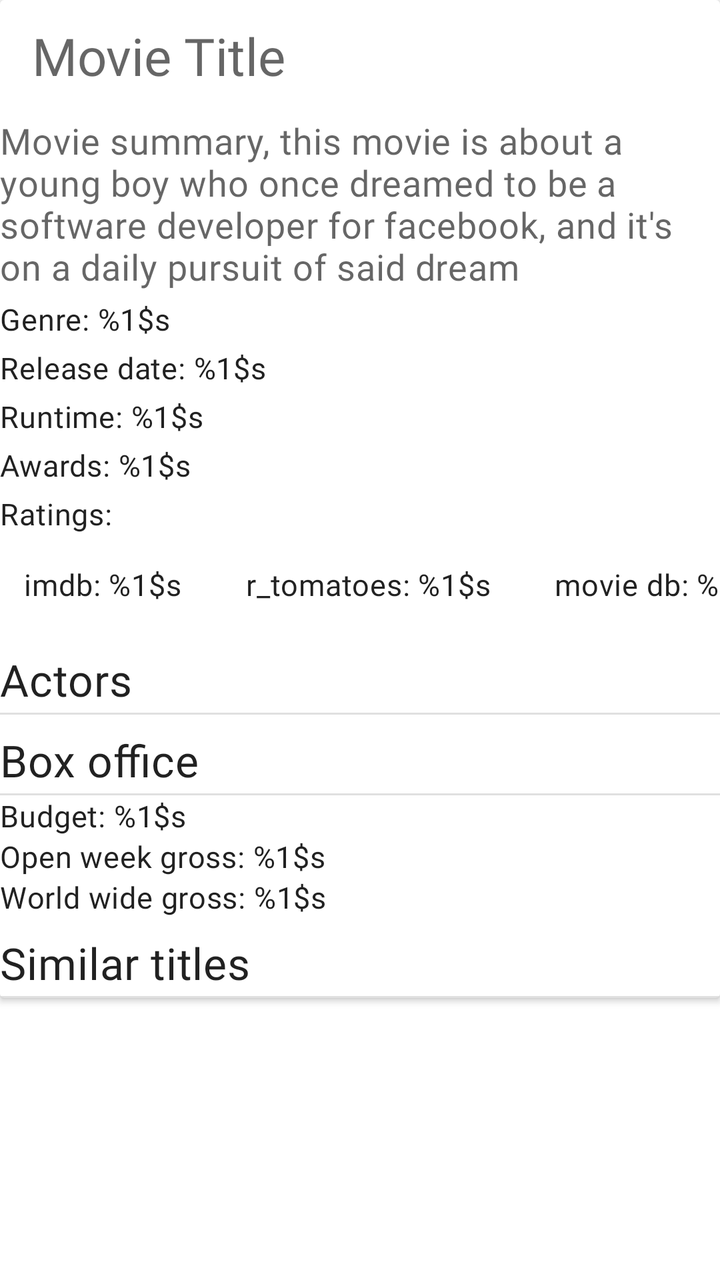
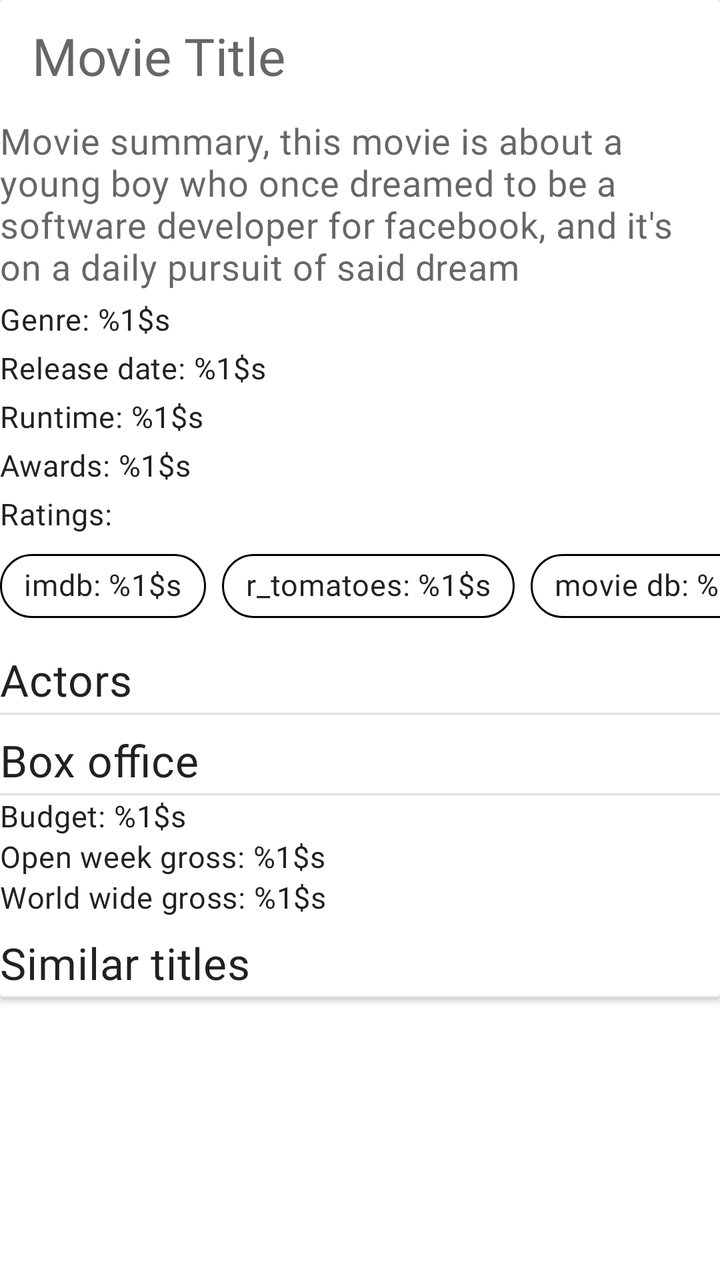

Before-and-after screenshots of an Android layout around one commit, followed by the original layout XML and the change that was made.
<!-- AndroidManifest.xml: another module's application theme Theme.ECatalogs -->
<!-- res/layout/fragment_movie_details.xml -->
<?xml version="1.0" encoding="utf-8"?>
<androidx.core.widget.NestedScrollView xmlns:android="http://schemas.android.com/apk/res/android"
    xmlns:app="http://schemas.android.com/apk/res-auto"
    xmlns:tools="http://schemas.android.com/tools"
    android:layout_width="match_parent"
    android:layout_height="match_parent"
    android:layout_margin="@dimen/eight_dimen">

    <androidx.cardview.widget.CardView
        android:layout_width="match_parent"
        android:layout_height="wrap_content">

        <LinearLayout
            android:layout_width="match_parent"
            android:layout_height="match_parent"
            android:orientation="vertical"
            android:showDividers="none">

            <androidx.appcompat.widget.Toolbar
                android:id="@+id/toolbar"
                android:layout_width="match_parent"
                android:layout_height="wrap_content"
                app:layout_collapseMode="none">

                <TextView
                    android:id="@+id/movie_title"
                    android:layout_width="match_parent"
                    android:layout_height="wrap_content"
                    android:layout_gravity="center"
                    android:hint="@string/movie_title"
                    android:textAppearance="?attr/textAppearanceHeadline5" />

            </androidx.appcompat.widget.Toolbar>

            <androidx.recyclerview.widget.RecyclerView
                android:id="@+id/list_images"
                android:layout_width="match_parent"
                android:layout_height="wrap_content"
                tools:listitem="@layout/image_entry" />

            <com.google.android.material.textview.MaterialTextView
                android:id="@+id/movie_summary"
                android:layout_width="match_parent"
                android:layout_height="wrap_content"
                android:layout_marginVertical="@dimen/two_dimen"
                android:hint="@string/movie_summary"
                android:textAppearance="?attr/textAppearanceBody2"
                android:textSize="18sp" />

            <com.google.android.material.textview.MaterialTextView
                android:id="@+id/movie_genres"
                android:layout_width="match_parent"
                android:layout_height="wrap_content"
                android:layout_marginVertical="@dimen/two_dimen"
                android:text="@string/genres"
                android:textAppearance="?attr/textAppearanceBody2" />

            <com.google.android.material.textview.MaterialTextView
                android:id="@+id/movie_publication_date"
                android:layout_width="wrap_content"
                android:layout_height="wrap_content"
                android:layout_marginVertical="@dimen/two_dimen"
                android:text="@string/release_date"
                android:textAppearance="?attr/textAppearanceBody2" />

            <com.google.android.material.textview.MaterialTextView
                android:id="@+id/movie_runtime"
                android:layout_width="wrap_content"
                android:layout_height="wrap_content"
                android:layout_marginVertical="@dimen/two_dimen"
                android:text="@string/runtime"
                android:textAppearance="?attr/textAppearanceBody2" />

            <com.google.android.material.textview.MaterialTextView
                android:id="@+id/movie_awards"
                android:layout_width="match_parent"
                android:layout_height="wrap_content"
                android:layout_marginVertical="@dimen/two_dimen"
                android:text="@string/awards"
                android:textAppearance="?attr/textAppearanceBody2" />

            <com.google.android.material.textview.MaterialTextView
                android:layout_width="match_parent"
                android:layout_height="wrap_content"
                android:layout_marginVertical="@dimen/two_dimen"
                android:text="@string/ratings"
                android:textAppearance="?attr/textAppearanceBody2" />

            <com.google.android.material.chip.ChipGroup
                android:layout_width="match_parent"
                android:layout_height="wrap_content"
                android:layout_gravity="center_horizontal"
                android:layout_marginBottom="@dimen/six_dimen"
                android:layoutDirection="locale"
                app:chipSpacingHorizontal="@dimen/eight_dimen"
                app:singleLine="true">

                <com.google.android.material.chip.Chip
                    android:id="@+id/imdb_chip"
                    android:layout_width="wrap_content"
                    android:layout_height="wrap_content"
                    android:text="@string/imdb_rating"
                    android:textAppearance="?attr/textAppearanceBody2"
                    app:chipBackgroundColor="@android:color/white"
                    app:chipStrokeColor="@android:color/black" />

                <com.google.android.material.chip.Chip
                    android:id="@+id/r_tomatoes_chip"
                    android:layout_width="wrap_content"
                    android:layout_height="wrap_content"
                    android:text="@string/tomato_rating"
                    android:textAppearance="?attr/textAppearanceBody2"
                    app:chipBackgroundColor="@android:color/white"
                    app:chipStrokeColor="@android:color/black" />

                <com.google.android.material.chip.Chip
                    android:id="@+id/movie_db_chip"
                    android:layout_width="wrap_content"
                    android:layout_height="wrap_content"
                    android:text="@string/db_rating"
                    android:textAppearance="?attr/textAppearanceBody2"
                    app:chipBackgroundColor="@android:color/white"
                    app:chipStrokeColor="@android:color/black" />

            </com.google.android.material.chip.ChipGroup>

            <com.google.android.material.textview.MaterialTextView
                android:layout_width="match_parent"
                android:layout_height="wrap_content"
                android:layout_marginVertical="@dimen/two_dimen"
                android:text="@string/actors"
                android:textAppearance="?attr/textAppearanceHeadline6" />

            <View style="@style/Divider.Horizontal" />

            <androidx.recyclerview.widget.RecyclerView
                android:id="@+id/list_actors"
                android:layout_width="match_parent"
                android:layout_height="wrap_content"
                android:layout_marginBottom="@dimen/six_dimen"
                tools:listitem="@layout/actors_entry" />

            <com.google.android.material.textview.MaterialTextView
                android:layout_width="match_parent"
                android:layout_height="wrap_content"
                android:layout_marginVertical="@dimen/two_dimen"
                android:text="@string/box_office"
                android:textAppearance="?attr/textAppearanceHeadline6" />

            <View style="@style/Divider.Horizontal" />

            <TextView
                android:id="@+id/movie_budget"
                android:layout_width="match_parent"
                android:layout_height="wrap_content"
                android:text="@string/budget"
                android:textAppearance="?attr/textAppearanceBody2" />

            <TextView
                android:id="@+id/movie_open_weekend_gross"
                android:layout_width="match_parent"
                android:layout_height="wrap_content"
                android:text="@string/open_week_gross"
                android:textAppearance="?attr/textAppearanceBody2" />

            <TextView
                android:id="@+id/movie_world_wide_gross"
                android:layout_width="match_parent"
                android:layout_height="wrap_content"
                android:layout_marginBottom="@dimen/six_dimen"
                android:text="@string/world_wide_gross"
                android:textAppearance="?attr/textAppearanceBody2" />

            <com.google.android.material.textview.MaterialTextView
                android:layout_width="match_parent"
                android:layout_height="wrap_content"
                android:layout_marginVertical="@dimen/two_dimen"
                android:text="@string/similar_titles"
                android:textAppearance="?attr/textAppearanceHeadline6" />

            <View style="@style/Divider.Horizontal" />

            <androidx.recyclerview.widget.RecyclerView
                android:id="@+id/list_similars"
                android:layout_width="match_parent"
                android:layout_height="wrap_content"
                tools:listitem="@layout/similar_entry" />

        </LinearLayout>

    </androidx.cardview.widget.CardView>

</androidx.core.widget.NestedScrollView>
<!-- res/layout/image_entry.xml (included above) -->
<?xml version="1.0" encoding="utf-8"?>
<androidx.cardview.widget.CardView xmlns:android="http://schemas.android.com/apk/res/android"
    android:layout_width="wrap_content"
    android:layout_height="wrap_content"
    android:layout_marginEnd="@dimen/two_dimen">

    <com.google.android.material.imageview.ShapeableImageView
        android:id="@+id/movie_image"
        android:layout_width="wrap_content"
        android:layout_height="250dp"
        android:src="@drawable/ic_image" />

</androidx.cardview.widget.CardView>
<!-- res/layout/actors_entry.xml (included above) -->
<?xml version="1.0" encoding="utf-8"?>
<androidx.cardview.widget.CardView xmlns:android="http://schemas.android.com/apk/res/android"
    android:layout_width="wrap_content"
    android:layout_height="wrap_content"
    android:layout_marginEnd="@dimen/two_dimen">

    <LinearLayout
        android:layout_width="wrap_content"
        android:layout_height="wrap_content"
        android:orientation="vertical">

        <TextView
            android:id="@+id/actor_name"
            android:layout_width="match_parent"
            android:layout_height="wrap_content"
            android:layout_gravity="center_horizontal"
            android:hint="@string/actor_name"
            android:textAppearance="?attr/textAppearanceBody2" />

        <ImageView
            android:id="@+id/actor_image"
            android:layout_width="wrap_content"
            android:layout_height="250dp"
            android:contentDescription="@string/actor_image"
            android:src="@drawable/ic_image" />

        <TextView
            android:id="@+id/actor_character"
            android:layout_width="match_parent"
            android:layout_height="wrap_content"
            android:layout_gravity="center_horizontal"
            android:text="@string/as_character"
            android:textAppearance="?attr/textAppearanceBody2" />

    </LinearLayout>
</androidx.cardview.widget.CardView>
<!-- res/layout/similar_entry.xml (included above) -->
<?xml version="1.0" encoding="utf-8"?>
<androidx.cardview.widget.CardView xmlns:android="http://schemas.android.com/apk/res/android"
    xmlns:tools="http://schemas.android.com/tools"
    android:layout_width="wrap_content"
    android:layout_height="wrap_content"
    android:layout_marginEnd="@dimen/two_dimen">

    <LinearLayout
        android:layout_width="match_parent"
        android:layout_height="wrap_content"
        android:orientation="vertical"
        tools:ignore="UseCompoundDrawables">

        <TextView
            android:id="@+id/similar_title"
            android:layout_width="match_parent"
            android:layout_height="wrap_content"
            android:layout_gravity="center_horizontal"
            android:hint="@string/title"
            android:textAppearance="?attr/textAppearanceBody2" />

        <ImageView
            android:id="@+id/similar_image"
            android:layout_width="wrap_content"
            android:layout_height="250dp"
            android:contentDescription="@string/runtime"
            android:src="@drawable/ic_image" />

    </LinearLayout>
</androidx.cardview.widget.CardView>
<!-- resources referenced by this layout -->
<resources>
  <dimen name="eight_dimen">8dp</dimen>
  <dimen name="six_dimen">6dp</dimen>
  <dimen name="two_dimen">2dp</dimen>
  <string name="actor_image">actor image</string>
  <string name="actor_name">Actor name</string>
  <string name="actors">Actors</string>
  <string name="as_character">Playing: %1$s</string>
  <string name="awards">Awards: %1$s</string>
  <string name="box_office">Box office</string>
  <string name="budget">Budget: %1$s</string>
  <string name="db_rating">movie db: %1$s</string>
  <string name="genres">Genre: %1$s</string>
  <string name="imdb_rating">imdb: %1$s</string>
  <string name="movie_summary">Movie summary, this movie is about a young boy who once dreamed to be a software developer for facebook, and it\'s on a daily pursuit of said dream</string>
  <string name="movie_title">Movie Title</string>
  <string name="open_week_gross">Open week gross: %1$s</string>
  <string name="ratings">Ratings:</string>
  <string name="release_date">Release date: %1$s</string>
  <string name="runtime">Runtime: %1$s</string>
  <string name="similar_titles">Similar titles</string>
  <string name="title">Similar titles</string>
  <string name="tomato_rating">r_tomatoes: %1$s</string>
  <string name="world_wide_gross">World wide gross: %1$s</string>
  <style name="Divider.Horizontal" parent="Divider">
          <item name="android:layout_width">match_parent</item>
          <item name="android:layout_height">1dp</item>
      </style>
  <style name="Divider">
          <item name="android:background">?android:attr/listDivider</item> // can add colorur here
      </style>
  <color name="primaryColor">#546e7a</color>
  <color name="primaryLightColor">#819ca9</color>
  <color name="primaryTextColor">#fafafa</color>
  <color name="secondaryColor">#006064</color>
  <color name="secondaryLightColor">#428e92</color>
  <color name="secondaryTextColor">#fafafa</color>
  <color name="primaryDarkColor">#29434e</color>
  <style name="ShapeAppearance.ECatalog.SmallComponent" parent="ShapeAppearance.MaterialComponents.SmallComponent">
          <item name="cornerFamily">rounded</item>
          <item name="cornerSize">@dimen/reply_small_component_corner_radius</item>
      </style>
  <style name="ShapeAppearance.ECatalog.MediumComponent" parent="ShapeAppearance.MaterialComponents.MediumComponent">
          <item name="cornerFamily">rounded</item>
          <item name="cornerSize">@dimen/reply_medium_component_corner_radius</item>
      </style>
  <style name="ShapeAppearance.ECatalog.LargeComponent" parent="ShapeAppearance.MaterialComponents.LargeComponent">
          <item name="cornerFamily">rounded</item>
          <item name="cornerSize">@dimen/reply_large_component_corner_radius</item>
      </style>
  <style name="TextAppearance.MdcTypographyStyles.Body2" parent="TextAppearance.MaterialComponents.Body2">
          <item name="fontFamily">@font/nunito_sans_regular</item>
          <item name="android:fontFamily">@font/nunito_sans_regular</item>
          <item name="android:textSize">15sp</item>
      </style>
  <style name="TextAppearance.MdcTypographyStyles.Button" parent="TextAppearance.MaterialComponents.Button">
          <item name="fontFamily">@font/nunito_sans_light</item>
          <item name="android:fontFamily">@font/nunito_sans_light</item>
          <item name="android:textSize">15sp</item>
      </style>
  <style name="TextAppearance.MdcTypographyStyles.Caption" parent="TextAppearance.MaterialComponents.Caption">
          <item name="fontFamily">@font/nunito_sans_light</item>
          <item name="android:fontFamily">@font/nunito_sans_light</item>
          <item name="android:textSize">13sp</item>
      </style>
  <dimen name="reply_small_component_corner_radius">8dp</dimen>
  <dimen name="reply_medium_component_corner_radius">12dp</dimen>
  <dimen name="reply_large_component_corner_radius">24dp</dimen>
  <!-- unchanged entries left out for length: 6 -->
</resources>

<!-- the commit's change to res/layout/fragment_movie_details.xml (unified diff, before → after) -->
@@ -102,7 +102,8 @@
                     android:text="@string/imdb_rating"
                     android:textAppearance="?attr/textAppearanceBody2"
                     app:chipBackgroundColor="@android:color/white"
-                    app:chipStrokeColor="@android:color/black" />
+                    app:chipStrokeColor="@android:color/black"
+                    app:chipStrokeWidth="1dp" />
 
                 <com.google.android.material.chip.Chip
                     android:id="@+id/r_tomatoes_chip"
@@ -111,7 +112,8 @@
                     android:text="@string/tomato_rating"
                     android:textAppearance="?attr/textAppearanceBody2"
                     app:chipBackgroundColor="@android:color/white"
-                    app:chipStrokeColor="@android:color/black" />
+                    app:chipStrokeColor="@android:color/black"
+                    app:chipStrokeWidth="1dp" />
 
                 <com.google.android.material.chip.Chip
                     android:id="@+id/movie_db_chip"
@@ -120,7 +122,8 @@
                     android:text="@string/db_rating"
                     android:textAppearance="?attr/textAppearanceBody2"
                     app:chipBackgroundColor="@android:color/white"
-                    app:chipStrokeColor="@android:color/black" />
+                    app:chipStrokeColor="@android:color/black"
+                    app:chipStrokeWidth="1dp" />
 
             </com.google.android.material.chip.ChipGroup>
 
